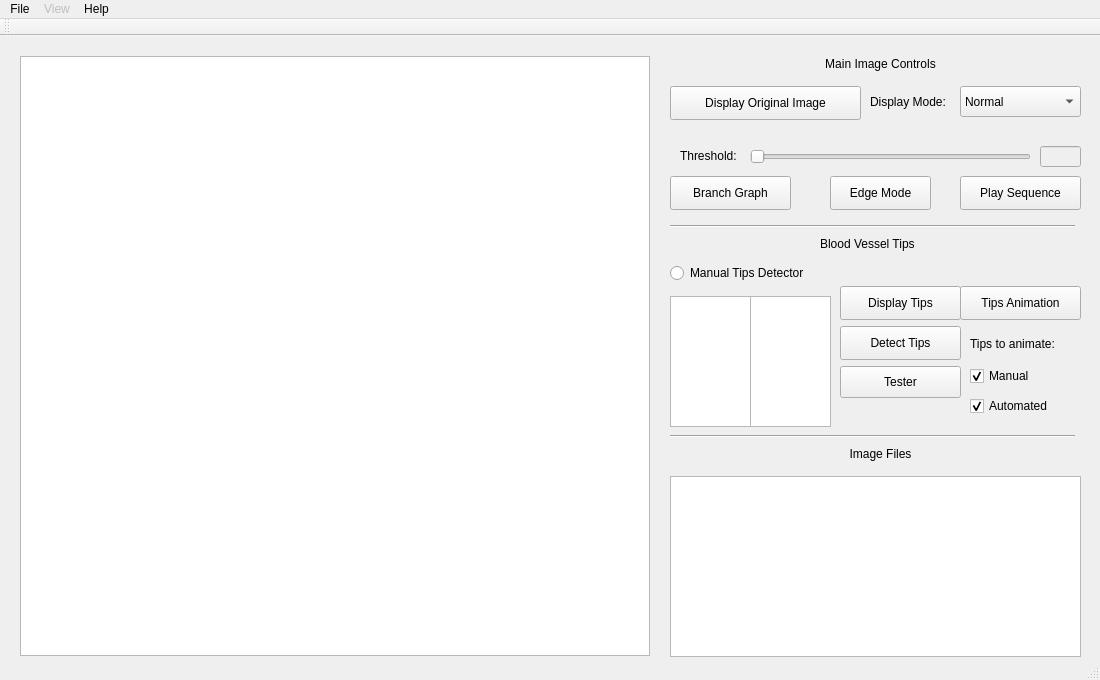
Qt form mainwindow.ui (qchen2017/BloodVesselVisualization) before a commit.
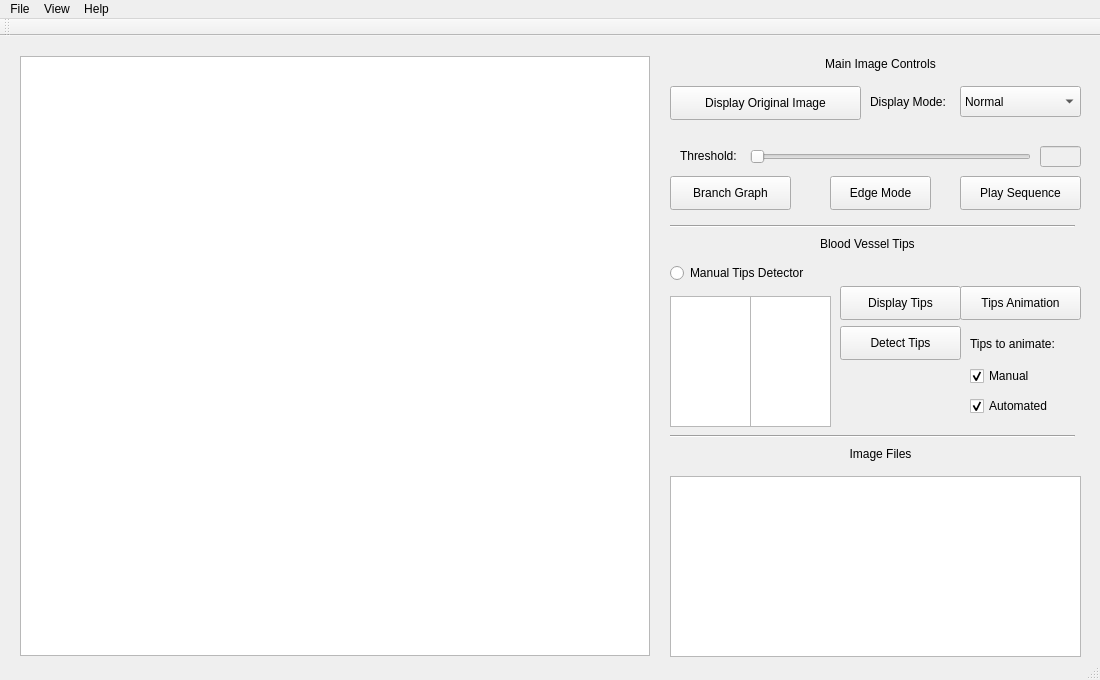
The same form after that commit.

```diff
--- a/mainwindow.ui
+++ b/mainwindow.ui
@@ -388,19 +388,6 @@
      <string>Display Tips</string>
     </property>
    </widget>
-   <widget class="QPushButton" name="tester_pushButton">
-    <property name="geometry">
-     <rect>
-      <x>840</x>
-      <y>330</y>
-      <width>121</width>
-      <height>32</height>
-     </rect>
-    </property>
-    <property name="text">
-     <string>Tester</string>
-    </property>
-   </widget>
   </widget>
   <widget class="QToolBar" name="mainToolBar">
    <property name="acceptDrops">
@@ -431,7 +418,7 @@
    </widget>
    <widget class="QMenu" name="menuView">
     <property name="enabled">
-     <bool>false</bool>
+     <bool>true</bool>
     </property>
     <property name="title">
      <string>View</string>
```
Left out of the diff: 6 changed lines with no effect on the pictures.
